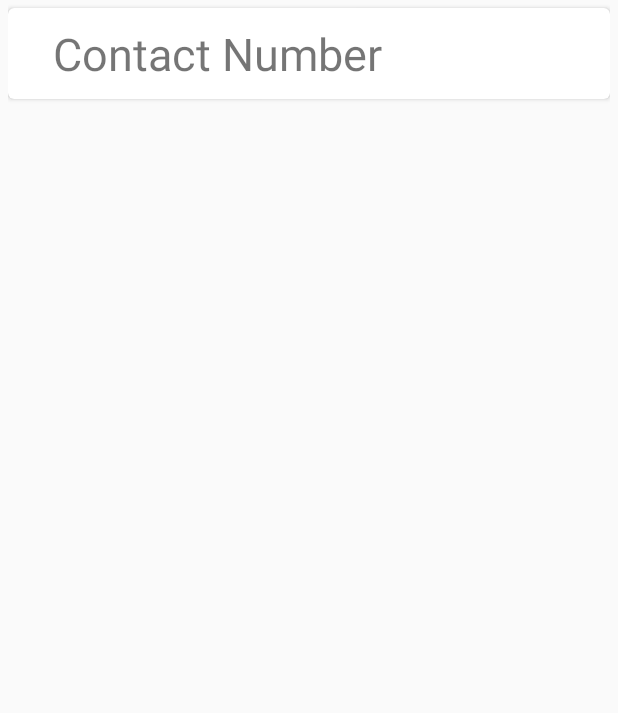
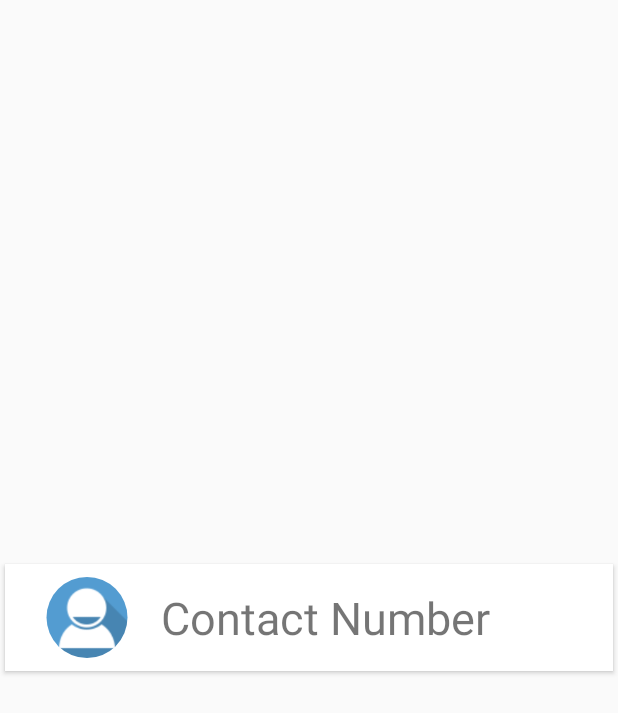
Before and after one commit to prithviprn/AutoRecorder, an Android app: the layout recorder_list_item.xml on its own in the app's theme, with its tools: preview values and no code run, on a phone screen of 412 x 824 dp. Shown: the top 713 px of the screen. Run offline under Robolectric (Android 15) with nearby library versions, the phone set to English and light mode, and no system bars.

Commit message:
Sort by contact redesign

```diff
--- a/app/src/main/java/ua/moskovkin/autorecorder/MainActivity.java
+++ b/app/src/main/java/ua/moskovkin/autorecorder/MainActivity.java
@@ -49,6 +49,11 @@ public class MainActivity extends SingleFragmentActivity implements RecorderList
         if (settings.getBoolean("pass_protection", false)) {
             Intent i = new Intent(this, PassActivity.class);
             startActivityForResult(i, PASS_REQUEST);
+        }
+        if (settings.getString("app_save_path", "empty").equals("empty")) {
+            settings.edit().putString("app_save_path", Environment
+                    .getExternalStorageDirectory().getAbsolutePath()
+                    + File.separator + getString(R.string.app_name)).apply();
         }
         fm = getSupportFragmentManager();
         appFolder = new File(settings.getString("app_save_path",
--- a/app/src/main/java/ua/moskovkin/autorecorder/utils/RecorderPhoneStateListener.java
+++ b/app/src/main/java/ua/moskovkin/autorecorder/utils/RecorderPhoneStateListener.java
@@ -79,6 +79,7 @@ public class RecorderPhoneStateListener extends PhoneStateListener {
                 }
                 break;
             case TelephonyManager.CALL_STATE_IDLE:
+                Log.d(Constants.DEBUG_TAG, "IDLE INTENT");
                 if (callReceived) {
                     hideRecordingIcon();
                     callReceived = false;
--- a/app/src/main/res/layout/recorder_item.xml
+++ b/app/src/main/res/layout/recorder_item.xml
@@ -10,7 +10,7 @@
         android:layout_gravity="center"
         android:layout_width="match_parent"
         android:layout_height="wrap_content"
-        card_view:cardCornerRadius="4dp"
+        card_view:cardCornerRadius="0dp"
         android:layout_marginTop="5dp"
         android:layout_marginBottom="5dp">
 
--- a/app/src/main/res/layout/recorder_list_item.xml
+++ b/app/src/main/res/layout/recorder_list_item.xml
@@ -1,50 +1,47 @@
-<?xml version="1.0" encoding="utf-8"?>
-<LinearLayout xmlns:android="http://schemas.android.com/apk/res/android"
-    android:orientation="vertical" android:layout_width="match_parent"
+<android.support.v7.widget.CardView
+    xmlns:card_view="http://schemas.android.com/apk/res-auto"
+    xmlns:android="http://schemas.android.com/apk/res/android"
+    android:layout_gravity="center"
+    android:layout_width="match_parent"
     android:layout_height="wrap_content"
-    android:paddingLeft="5dp"
-    android:paddingRight="5dp">
-
-    <android.support.v7.widget.CardView
-        xmlns:card_view="http://schemas.android.com/apk/res-auto"
-        android:layout_gravity="center"
-        android:layout_width="match_parent"
-        android:layout_height="wrap_content"
-        card_view:cardCornerRadius="4dp"
-        android:layout_marginTop="5dp"
-        android:layout_marginBottom="5dp">
+    card_view:cardCornerRadius="0dp"
+    android:layout_marginTop="3dp"
+    android:layout_marginBottom="3dp"
+    android:layout_marginLeft="3dp"
+    android:layout_marginRight="3dp">
 
         <LinearLayout
             android:orientation="vertical"
             android:layout_width="match_parent"
-            android:layout_height="match_parent">
+            android:layout_height="wrap_content"
+            android:layout_margin="5dp">
 
             <LinearLayout
                 android:orientation="horizontal"
                 android:layout_width="match_parent"
                 android:layout_height="match_parent">
 
+                <de.hdodenhof.circleimageview.CircleImageView
+                    android:layout_width="match_parent"
+                    android:layout_height="match_parent"
+                    android:id="@+id/contact_image_category"
+                    android:src="@drawable/contacts_icon"
+                    android:layout_weight="3"
+                    android:layout_margin="3dp" />
+
                 <TextView
                     android:layout_width="match_parent"
-                    android:layout_height="match_parent"
+                    android:layout_height="wrap_content"
                     android:id="@+id/recorder_list_item"
                     android:textSize="30sp"
                     android:text="Contact Number"
                     android:gravity="left"
-                    android:paddingLeft="30dp"
                     android:paddingTop="10dp"
-                    android:paddingBottom="10dp" />
-            </LinearLayout>
-
-            <LinearLayout
-                android:orientation="horizontal"
-                android:layout_width="match_parent"
-                android:layout_height="match_parent">
-
+                    android:paddingBottom="10dp"
+                    android:layout_weight="1"
+                    android:layout_gravity="center" />
             </LinearLayout>
 
         </LinearLayout>
 
     </android.support.v7.widget.CardView>
-
-</LinearLayout>
```
Also changed, not shown: app/src/main/java/ua/moskovkin/autorecorder/fragments/RecorderListFragment.java (+30 -0 lines), app/src/main/java/ua/moskovkin/autorecorder/preference/DirChooserActivity.java (+3 -15 lines).
